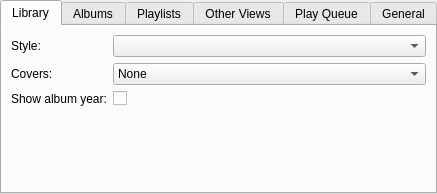
Above: gui/interfacesettings.ui from polpo/cantata-mac before the change. Below: the same form after it.
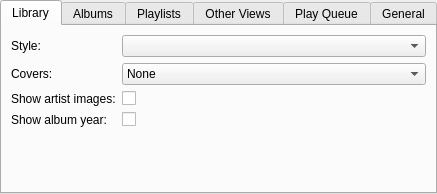
That is the form after the change. Custom widgets are drawn as their Qt base class.

Commit message: - Allow Icon/List for library view. - Add option to show artist images in library view. BUG:30

```diff
--- a/gui/interfacesettings.ui
+++ b/gui/interfacesettings.ui
@@ -83,6 +83,23 @@
         </widget>
        </item>
        <item row="2" column="0">
+        <widget class="BuddyLabel" name="libraryArtistImageLabel">
+         <property name="text">
+          <string>Show artist images:</string>
+         </property>
+         <property name="buddy">
+          <cstring>libraryArtistImage</cstring>
+         </property>
+        </widget>
+       </item>
+       <item row="2" column="1">
+        <widget class="QCheckBox" name="libraryArtistImage">
+         <property name="text">
+          <string/>
+         </property>
+        </widget>
+       </item>
+       <item row="3" column="0">
         <widget class="BuddyLabel" name="label_6">
          <property name="text">
           <string>Show album year:</string>
@@ -92,7 +109,7 @@
          </property>
         </widget>
        </item>
-       <item row="2" column="1">
+       <item row="3" column="1">
         <widget class="QCheckBox" name="libraryYear">
          <property name="text">
           <string/>
```
Left out of the diff: 1 changed line with no effect on the pictures. The commit also changes 20 other files.
